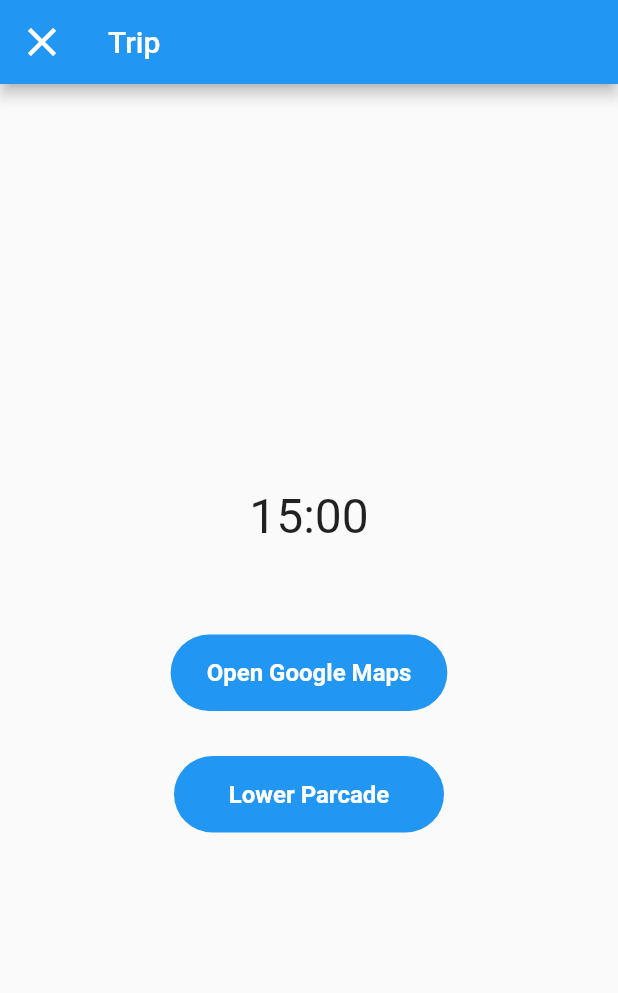
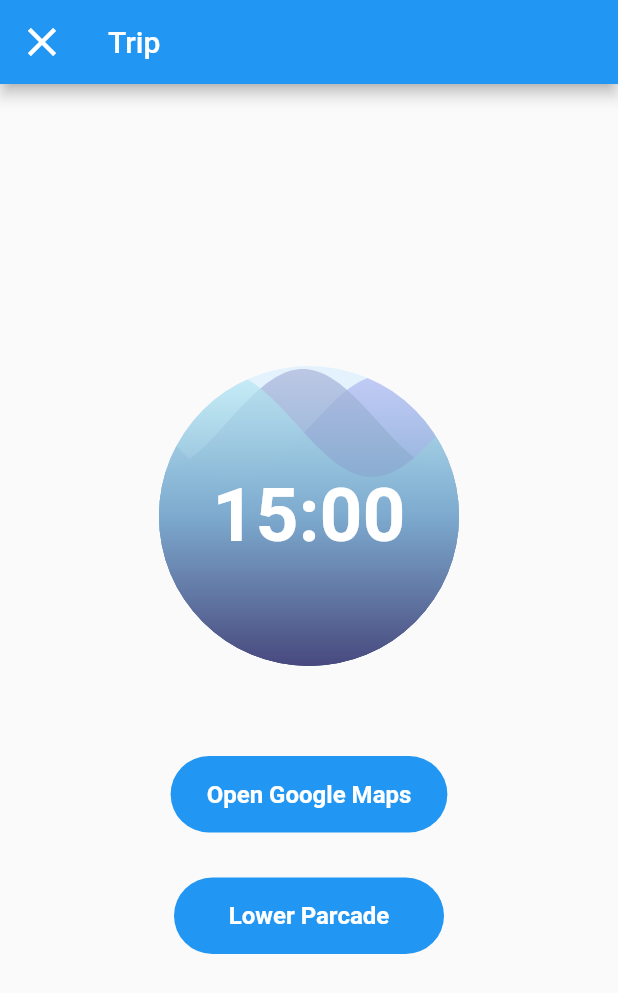
Before and after one commit to zero-based/SCH2019, a Flutter app: the _TripScreen screen opened directly, on a phone screen of 412 x 824 dp. Shown: the top 993 px of the screen. Run offline on Flutter 3.47's test engine with Material 2 defaults, Android fonts, the phone set to English and light mode, and no system bars; drawn by our look-alikes of wave; our stand-ins replace bloc, cloud_firestore, equatable, firebase_auth, flutter_bloc, geolocator and 2 more; accounts and stored records are empty.

Commit message:
[PARC] Add Timer Animation

```diff
--- a/parc/lib/screens/trip_screen.dart
+++ b/parc/lib/screens/trip_screen.dart
@@ -2,6 +2,7 @@
 import 'package:flutter_bloc/flutter_bloc.dart';
 import 'package:parc/blocs/timer_bloc/bloc.dart';
 import 'package:parc/models/ticker.dart';
+import 'package:parc/widgets/water_wave.dart';
 import 'package:url_launcher/url_launcher.dart';
 import '../widgets/rounded_button.dart';
 
@@ -34,7 +35,9 @@
             Icons.close,
             color: Colors.white,
             size: 32,
-        ), onPressed: () => _timerBloc.add(Reset()),),
+          ),
+          onPressed: () => _timerBloc.add(Reset()),
+        ),
       ),
       body: Center(
         child: Column(
@@ -50,9 +53,31 @@
                     .padLeft(2, '0');
                 final String secondsStr =
                     (state.duration % 60).floor().toString().padLeft(2, '0');
-                return Text(
+                return Container(
+                  height: 200,
+                  width: 200,
+                  child: ClipRRect(
+                    borderRadius: BorderRadius.circular(100.0),
+                    child: Stack(children: [
+                      Background(),
+                      Column(
+                        mainAxisAlignment: MainAxisAlignment.center,
+                        crossAxisAlignment: CrossAxisAlignment.center,
+                        children: <Widget>[
+                          Center(
+                            child: Text(
                               '$minutesStr:$secondsStr',
-                  style: TextStyle(fontSize: 32),
+                              style: TextStyle(
+                                  fontSize: 50,
+                                  color: Colors.white,
+                                  fontWeight: FontWeight.bold),
+
+                            ),
+                          ),
+                        ],
+                      ),
+                    ]),
+                  ),
                 );
               },
             ),
@@ -61,7 +86,7 @@
             SizedBox(height: 30),
             RoundedButton(
               text: 'Lower Parcade',
-                onPressed: () => _timerBloc.add(Start(duration: 15*60)),
+              onPressed: () => _timerBloc.add(Start(duration: 15 * 60)),
             ),
           ],
         ),
--- /dev/null
+++ b/parc/lib/widgets/water_wave.dart
@@ -0,0 +1,37 @@
+import 'package:flutter/material.dart';
+import 'package:wave/wave.dart';
+import 'package:wave/config.dart';
+
+class Background extends StatelessWidget {
+  @override
+  Widget build(BuildContext context) {
+    return WaveWidget(
+      config: CustomConfig(
+        gradients: [
+          [
+            Color.fromRGBO(72, 74, 126, 1),
+            Color.fromRGBO(125, 170, 206, 1),
+            Color.fromRGBO(184, 189, 245, 0.7)
+          ],
+          [
+            Color.fromRGBO(72, 74, 126, 1),
+            Color.fromRGBO(125, 170, 206, 1),
+            Color.fromRGBO(172, 182, 219, 0.7)
+          ],
+          [
+            Color.fromRGBO(72, 73, 126, 1),
+            Color.fromRGBO(125, 170, 206, 1),
+            Color.fromRGBO(190, 238, 246, 0.7)
+          ],
+        ],
+        durations: [19440, 10800, 6000],
+        heightPercentages: [0.03, 0.01, 0.02],
+        gradientBegin: Alignment.bottomCenter,
+        gradientEnd: Alignment.topCenter,
+      ),
+      size: Size(double.infinity, double.infinity),
+      waveAmplitude: 25,
+      backgroundColor: Colors.blue[50],
+    );
+  }
+}
--- a/parc/pubspec.yaml
+++ b/parc/pubspec.yaml
@@ -17,6 +17,7 @@
   google_maps_flutter: 0.5.15+1
   geolocator: ^5.1.5
   url_launcher: ^5.2.7
+  wave: ^0.0.8
 
 flutter:
   uses-material-design: true
```
Also changed, not shown: parc/pubspec.lock. Lines whose indentation alone changed are shown as unchanged.
